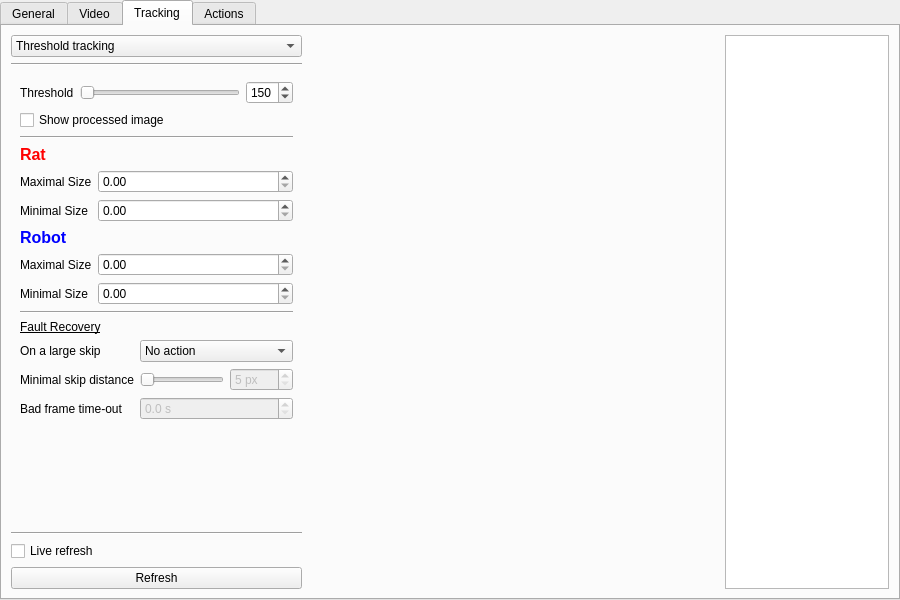
Qt form gui/configwindow.ui (fgu-cas/kachna-tracker) before a commit.
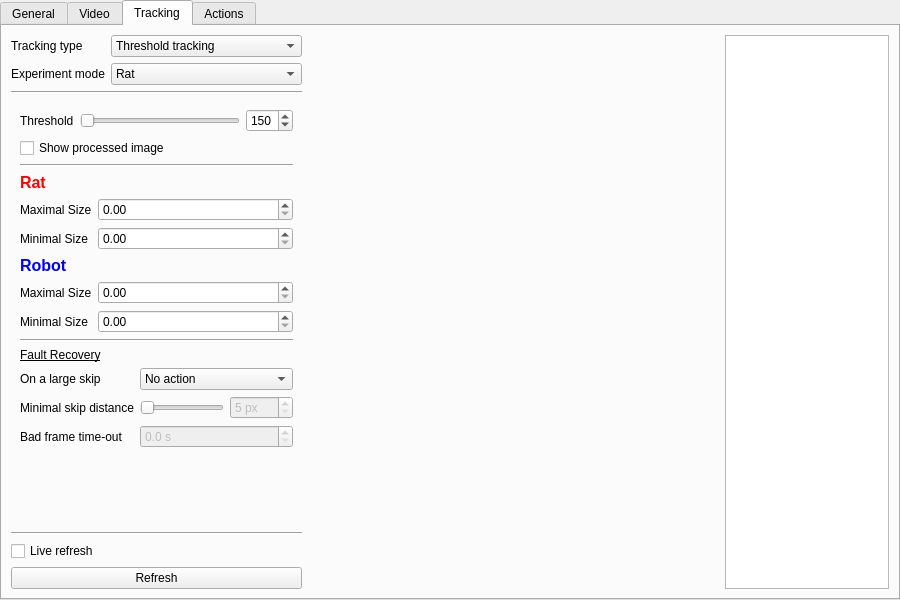
The same form after that commit. The open tabs and pages were chosen to show the change. Icons and pictures are not drawn. Custom widgets are drawn as their Qt base class.

Commit message: gui shenanigans, prepare for robotless mode

```diff
--- a/gui/configwindow.ui
+++ b/gui/configwindow.ui
@@ -595,20 +595,52 @@
    </attribute>
    <layout class="QHBoxLayout" name="horizontalLayout_3" stretch="0,5,2">
     <item>
-     <layout class="QVBoxLayout" name="verticalLayout_4">
+     <layout class="QVBoxLayout" name="verticalLayout_4" stretch="0,0,1,0,0,0">
       <item>
-       <widget class="QComboBox" name="trackingCombobox">
-        <item>
-         <property name="text">
-          <string>Threshold tracking</string>
-         </property>
+       <layout class="QFormLayout" name="formLayout_11">
+        <item row="1" column="1">
+         <widget class="QComboBox" name="trackingCombobox">
+          <item>
+           <property name="text">
+            <string>Threshold tracking</string>
+           </property>
+          </item>
+          <item>
+           <property name="text">
+            <string>Color tracking</string>
+           </property>
+          </item>
+         </widget>
         </item>
-        <item>
-         <property name="text">
-          <string>Color tracking</string>
-         </property>
+        <item row="1" column="0">
+         <widget class="QLabel" name="label_56">
+          <property name="text">
+           <string>Tracking type</string>
+          </property>
+         </widget>
         </item>
-       </widget>
+        <item row="2" column="0">
+         <widget class="QLabel" name="label_57">
+          <property name="text">
+           <string>Experiment mode</string>
+          </property>
+         </widget>
+        </item>
+        <item row="2" column="1">
+         <widget class="QComboBox" name="modeCombobox">
+          <item>
+           <property name="text">
+            <string>Rat</string>
+           </property>
+          </item>
+          <item>
+           <property name="text">
+            <string>Rat + Robot</string>
+           </property>
+          </item>
+         </widget>
+        </item>
+       </layout>
       </item>
       <item>
        <widget class="Line" name="line_5">
```
Left out of the diff: 54 changed lines with no effect on the pictures.
